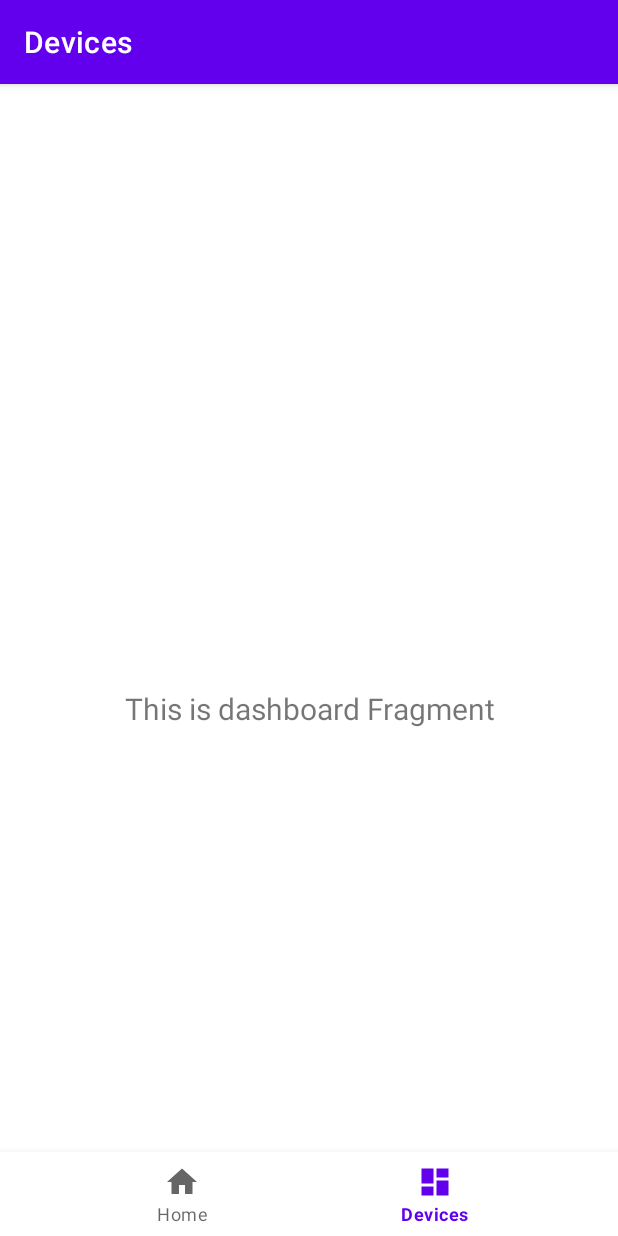
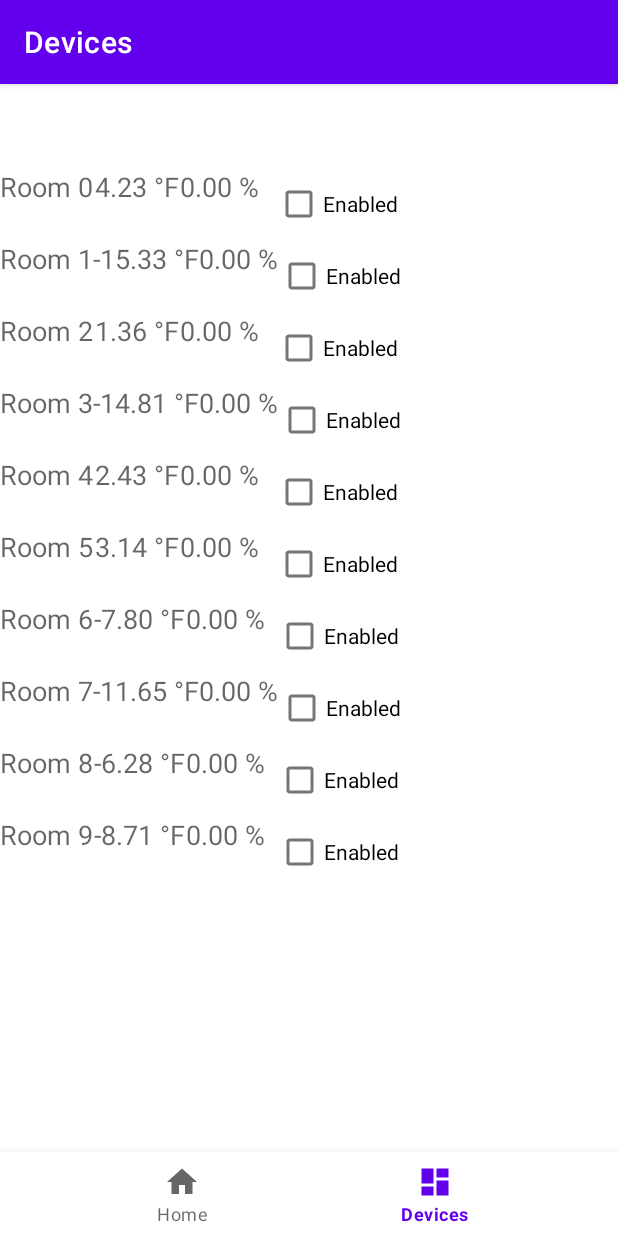
Before and after one commit to deniskokarev/thermo, an Android app: the DevicesFragment screen opened through its navigation route, on a phone screen of 412 x 824 dp. Run offline under Robolectric (Android 15) with nearby library versions, the phone set to English and light mode, and no system bars; our stand-ins replace navigation-ui.

Commit message:
adding devices dynamically

```diff
--- a/client/android/app/build.gradle.kts
+++ b/client/android/app/build.gradle.kts
@@ -39,8 +39,9 @@ android {
 }
 
 dependencies {
+    val core_version = "1.12.0"
 
-    implementation(libs.androidx.core.ktx)
+    implementation("androidx.core:core-ktx:$core_version")
     implementation(libs.androidx.appcompat)
     implementation(libs.material)
     implementation(libs.androidx.constraintlayout)
@@ -48,6 +49,8 @@ dependencies {
     implementation(libs.androidx.lifecycle.viewmodel.ktx)
     implementation(libs.androidx.navigation.fragment.ktx)
     implementation(libs.androidx.navigation.ui.ktx)
+    implementation(libs.androidx.legacy.support.v4)
+    implementation(libs.androidx.fragment.ktx)
     testImplementation(libs.junit)
     androidTestImplementation(libs.androidx.junit)
     androidTestImplementation(libs.androidx.espresso.core)
--- a/client/android/app/src/main/java/dkv/thermo/ui/devices/DevicesFragment.kt
+++ b/client/android/app/src/main/java/dkv/thermo/ui/devices/DevicesFragment.kt
@@ -4,34 +4,46 @@ import android.os.Bundle
 import android.view.LayoutInflater
 import android.view.View
 import android.view.ViewGroup
-import android.widget.TextView
+import android.widget.TableLayout
+import android.widget.TableRow
+//import android.widget.TextView
 import androidx.fragment.app.Fragment
 import androidx.lifecycle.ViewModelProvider
-import dkv.thermo.databinding.FragmentDashboardBinding
+import dkv.thermo.R
+import dkv.thermo.databinding.FragmentDevicesBinding
 
 class DevicesFragment : Fragment() {
 
-    private var _binding: FragmentDashboardBinding? = null
+    private var _binding: FragmentDevicesBinding? = null
 
     // This property is only valid between onCreateView and
     // onDestroyView.
     private val binding get() = _binding!!
+
+    private fun addDevices(root: View) {
+        val tableLayout = root.findViewById<TableLayout>(R.id.devices_table)
+        val fragmentTransaction = parentFragmentManager.beginTransaction()
+        repeat(10) {
+            val tableRow = TableRow(context)
+            tableRow.id = View.generateViewId()
+            val tf = ThermoFragment(it)
+            fragmentTransaction.add(tableRow.id, tf)
+            tableLayout.addView(tableRow)
+        }
+        fragmentTransaction.commit()
+    }
 
     override fun onCreateView(
         inflater: LayoutInflater,
         container: ViewGroup?,
         savedInstanceState: Bundle?
     ): View {
-        val dashboardViewModel =
+        val viewModel =
             ViewModelProvider(this).get(DevicesViewModel::class.java)
 
-        _binding = FragmentDashboardBinding.inflate(inflater, container, false)
+        _binding = FragmentDevicesBinding.inflate(inflater, container, false)
         val root: View = binding.root
-
-        val textView: TextView = binding.textDashboard
-        dashboardViewModel.text.observe(viewLifecycleOwner) {
-            textView.text = it
-        }
+        addDevices(root)
         return root
     }
 
--- /dev/null
+++ b/client/android/app/src/main/java/dkv/thermo/ui/devices/ThermoFragment.kt
@@ -0,0 +1,47 @@
+package dkv.thermo.ui.devices
+
+import androidx.fragment.app.viewModels
+import android.os.Bundle
+import androidx.fragment.app.Fragment
+import android.view.LayoutInflater
+import android.view.View
+import android.view.ViewGroup
+import dkv.thermo.databinding.FragmentThermoBinding
+
+class ThermoFragment(private val deviceId: Int) : Fragment() {
+    private var _binding: FragmentThermoBinding? = null
+
+    // This property is only valid between onCreateView and
+    // onDestroyView.
+    private val binding get() = _binding!!
+
+    private val viewModel: ThermoViewModel by viewModels()
+
+    override fun onCreate(savedInstanceState: Bundle?) {
+        super.onCreate(savedInstanceState)
+    }
+
+    override fun onCreateView(
+        inflater: LayoutInflater, container: ViewGroup?,
+        savedInstanceState: Bundle?
+    ): View {
+        _binding = FragmentThermoBinding.inflate(inflater, container, false)
+        val root: View = binding.root
+        viewModel.location.observe(viewLifecycleOwner) {
+            binding.location.text = it
+        }
+        viewModel.tempLabel.observe(viewLifecycleOwner) {
+            binding.temp.text = it
+        }
+        viewModel.humidLabel.observe(viewLifecycleOwner) {
+            binding.humid.text = it
+        }
+        viewModel.launch(deviceId)
+        return root
+    }
+
+    override fun onDestroyView() {
+        viewModel.stop()
+        super.onDestroyView()
+    }
+}
--- /dev/null
+++ b/client/android/app/src/main/java/dkv/thermo/ui/devices/ThermoViewModel.kt
@@ -0,0 +1,80 @@
+package dkv.thermo.ui.devices
+
+import androidx.lifecycle.LiveData
+import androidx.lifecycle.MutableLiveData
+import androidx.lifecycle.ViewModel
+import androidx.core.text.util.LocalePreferences
+import androidx.lifecycle.viewModelScope
+import kotlinx.coroutines.Job
+import kotlinx.coroutines.delay
+import kotlinx.coroutines.launch
+import kotlin.random.Random
+
+class ThermoViewModel : ViewModel() {
+    private val tempUnit = LocalePreferences.getTemperatureUnit()
+    private fun tempUnits() = when (tempUnit) {
+        LocalePreferences.TemperatureUnit.CELSIUS -> "°C"
+        LocalePreferences.TemperatureUnit.FAHRENHEIT -> "°F"
+        LocalePreferences.TemperatureUnit.KELVIN -> "°K"
+        else -> ""
+    }
+
+    private fun localTemp(tempC: Double) = when (tempUnit) {
+        LocalePreferences.TemperatureUnit.CELSIUS -> tempC
+        LocalePreferences.TemperatureUnit.FAHRENHEIT -> (tempC - 32) * 5 / 9;
+        LocalePreferences.TemperatureUnit.KELVIN -> tempC + 283;
+        else -> 0
+    }
+
+    private val _temp = MutableLiveData<String>().apply {
+        value = "Temperature"
+    }
+    private val _humid = MutableLiveData<String>().apply {
+        value = "Humidity"
+    }
+
+    // Temperature in Celsius
+    private var tempC = 0.0
+        set(t) {
+            _temp.value = "%.2f %s".format(localTemp(t), tempUnits())
+        }
+
+    // relative humidity in [0 .. 1.0] range
+    private var humidity = 0.0
+        set(h) {
+            _humid.value = "%.2f %%".format(humidity * 100)
+        }
+
+    private fun update() {
+        tempC = Random.nextDouble(0.0, 40.0)
+        humidity = Random.nextDouble(0.0, 100.0)
+    }
+
+    val location = MutableLiveData<String>().apply {
+        value = "Room"
+    }
+    val tempLabel: LiveData<String> = _temp
+    val humidLabel: LiveData<String> = _humid
+    val visible = MutableLiveData<Boolean>().apply {
+        value = false
+    }
+
+    private lateinit var updateJob: Job
+    private var deviceId: Int = 0
+        get() = deviceId
+
+    fun launch(deviceId: Int) {
+        this.deviceId = deviceId
+        location.value = "Room $deviceId"
+        val updateJob = viewModelScope.launch {
+            while (true) {
+                update()
+                delay(5_000)
+            }
+        }
+    }
+
+    fun stop() {
+        updateJob.cancel()
+    }
+}
--- a/client/android/app/src/main/res/layout/fragment_dashboard.xml
+++ /dev/null
@@ -1,22 +0,0 @@
-<?xml version="1.0" encoding="utf-8"?>
-<androidx.constraintlayout.widget.ConstraintLayout xmlns:android="http://schemas.android.com/apk/res/android"
-    xmlns:app="http://schemas.android.com/apk/res-auto"
-    xmlns:tools="http://schemas.android.com/tools"
-    android:layout_width="match_parent"
-    android:layout_height="match_parent"
-    tools:context=".ui.devices.DevicesFragment">
-
-    <TextView
-        android:id="@+id/text_dashboard"
-        android:layout_width="match_parent"
-        android:layout_height="wrap_content"
-        android:layout_marginStart="8dp"
-        android:layout_marginTop="8dp"
-        android:layout_marginEnd="8dp"
-        android:textAlignment="center"
-        android:textSize="20sp"
-        app:layout_constraintBottom_toBottomOf="parent"
-        app:layout_constraintEnd_toEndOf="parent"
-        app:layout_constraintStart_toStartOf="parent"
-        app:layout_constraintTop_toTopOf="parent" />
-</androidx.constraintlayout.widget.ConstraintLayout>
--- /dev/null
+++ b/client/android/app/src/main/res/layout/fragment_devices.xml
@@ -0,0 +1,18 @@
+<?xml version="1.0" encoding="utf-8"?>
+<androidx.constraintlayout.widget.ConstraintLayout xmlns:android="http://schemas.android.com/apk/res/android"
+    xmlns:app="http://schemas.android.com/apk/res-auto"
+    xmlns:tools="http://schemas.android.com/tools"
+    android:layout_width="match_parent"
+    android:layout_height="match_parent"
+    tools:context=".ui.devices.DevicesFragment">
+
+    <ScrollView
+        android:layout_width="match_parent"
+        android:layout_height="match_parent" >
+
+        <TableLayout
+            android:id="@+id/devices_table"
+            android:layout_width="match_parent"
+            android:layout_height="wrap_content"/>
+    </ScrollView>
+</androidx.constraintlayout.widget.ConstraintLayout>
--- a/client/android/app/src/main/res/layout/fragment_notifications.xml
+++ /dev/null
@@ -1,22 +0,0 @@
-<?xml version="1.0" encoding="utf-8"?>
-<androidx.constraintlayout.widget.ConstraintLayout xmlns:android="http://schemas.android.com/apk/res/android"
-    xmlns:app="http://schemas.android.com/apk/res-auto"
-    xmlns:tools="http://schemas.android.com/tools"
-    android:layout_width="match_parent"
-    android:layout_height="match_parent"
-    tools:context=".ui.notifications.NotificationsFragment">
-
-    <TextView
-        android:id="@+id/text_notifications"
-        android:layout_width="match_parent"
-        android:layout_height="wrap_content"
-        android:layout_marginStart="8dp"
-        android:layout_marginTop="8dp"
-        android:layout_marginEnd="8dp"
-        android:textAlignment="center"
-        android:textSize="20sp"
-        app:layout_constraintBottom_toBottomOf="parent"
-        app:layout_constraintEnd_toEndOf="parent"
-        app:layout_constraintStart_toStartOf="parent"
-        app:layout_constraintTop_toTopOf="parent" />
-</androidx.constraintlayout.widget.ConstraintLayout>
--- /dev/null
+++ b/client/android/app/src/main/res/layout/fragment_thermo.xml
@@ -0,0 +1,43 @@
+<?xml version="1.0" encoding="utf-8"?>
+<LinearLayout xmlns:android="http://schemas.android.com/apk/res/android"
+    xmlns:tools="http://schemas.android.com/tools"
+    android:layout_width="match_parent"
+    android:layout_height="match_parent"
+    android:divider="@android:drawable/divider_horizontal_bright"
+    android:orientation="horizontal"
+    tools:context=".ui.devices.ThermoFragment">
+
+    <TextView
+        android:id="@+id/location"
+        android:layout_width="wrap_content"
+        android:layout_height="match_parent"
+        android:layout_weight="2"
+        android:textAppearance="@style/TextAppearance.AppCompat.Medium" />
+
+    <TextView
+        android:id="@+id/temp"
+        android:layout_width="wrap_content"
+        android:layout_height="match_parent"
+        android:layout_weight="1"
+        android:textAppearance="@style/TextAppearance.AppCompat.Medium" />
+
+    <TextView
+        android:id="@+id/humid"
+        android:layout_width="wrap_content"
+        android:layout_height="match_parent"
+        android:layout_weight="1"
+        android:textAppearance="@style/TextAppearance.AppCompat.Medium" />
+
+    <Space
+        android:layout_width="0dp"
+        android:layout_height="match_parent"
+        android:layout_weight="10" />
+
+    <CheckBox
+        android:id="@+id/enabled"
+        android:layout_width="wrap_content"
+        android:layout_height="match_parent"
+        android:layout_weight="2"
+        android:text="Enabled" />
+
+</LinearLayout>
--- a/client/android/app/src/main/res/navigation/mobile_navigation.xml
+++ b/client/android/app/src/main/res/navigation/mobile_navigation.xml
@@ -15,6 +15,6 @@
         android:id="@+id/navigation_devices"
         android:name="dkv.thermo.ui.devices.DevicesFragment"
         android:label="@string/title_devices"
-        tools:layout="@layout/fragment_dashboard" />
+        tools:layout="@layout/fragment_devices" />
 
 </navigation>
--- a/client/android/app/src/main/res/values/strings.xml
+++ b/client/android/app/src/main/res/values/strings.xml
@@ -2,4 +2,6 @@
     <string name="app_name">Thermo</string>
     <string name="title_home">Home</string>
     <string name="title_devices">Devices</string>
+    <!-- TODO: Remove or change this placeholder text -->
+    <string name="button_rename">Rename</string>
 </resources>
--- a/client/android/gradle/libs.versions.toml
+++ b/client/android/gradle/libs.versions.toml
@@ -12,6 +12,8 @@ lifecycleLivedataKtx = "2.6.1"
 lifecycleViewmodelKtx = "2.6.1"
 navigationFragmentKtx = "2.6.0"
 navigationUiKtx = "2.6.0"
+legacySupportV4 = "1.0.0"
+fragmentKtx = "1.5.6"
 
 [libraries]
 androidx-core-ktx = { group = "androidx.core", name = "core-ktx", version.ref = "coreKtx" }
@@ -25,6 +27,8 @@ androidx-lifecycle-livedata-ktx = { group = "androidx.lifecycle", name = "lifecy
 androidx-lifecycle-viewmodel-ktx = { group = "androidx.lifecycle", name = "lifecycle-viewmodel-ktx", version.ref = "lifecycleViewmodelKtx" }
 androidx-navigation-fragment-ktx = { group = "androidx.navigation", name = "navigation-fragment-ktx", version.ref = "navigationFragmentKtx" }
 androidx-navigation-ui-ktx = { group = "androidx.navigation", name = "navigation-ui-ktx", version.ref = "navigationUiKtx" }
+androidx-legacy-support-v4 = { group = "androidx.legacy", name = "legacy-support-v4", version.ref = "legacySupportV4" }
+androidx-fragment-ktx = { group = "androidx.fragment", name = "fragment-ktx", version.ref = "fragmentKtx" }
 
 [plugins]
 androidApplication = { id = "com.android.application", version.ref = "agp" }
```
